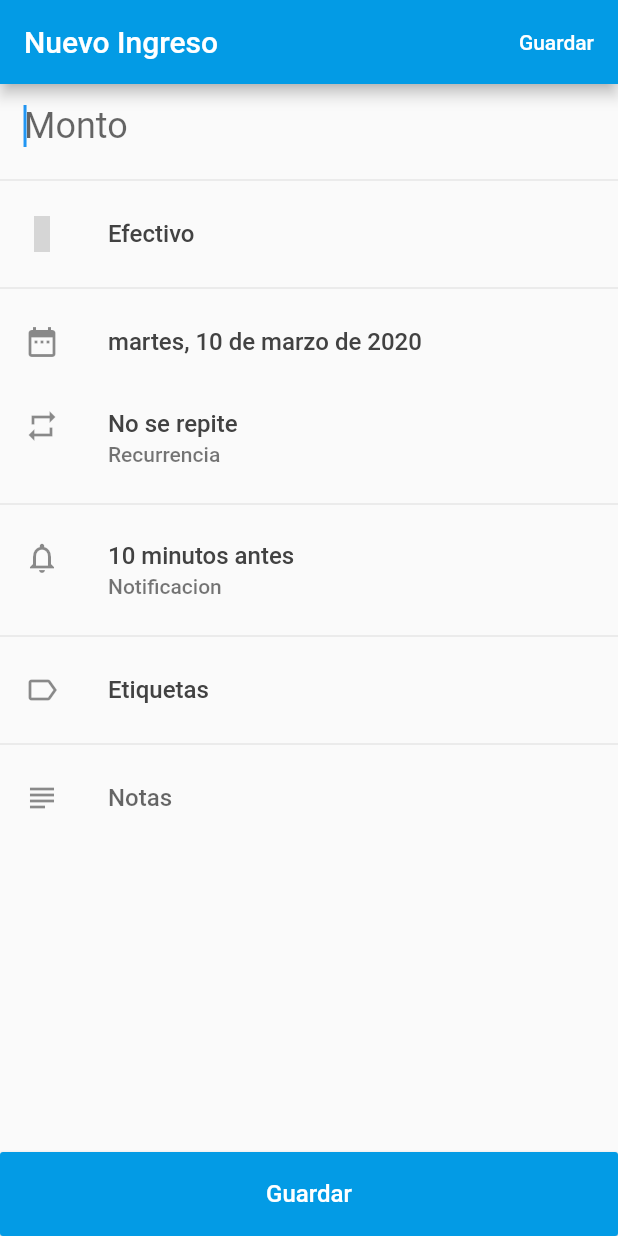
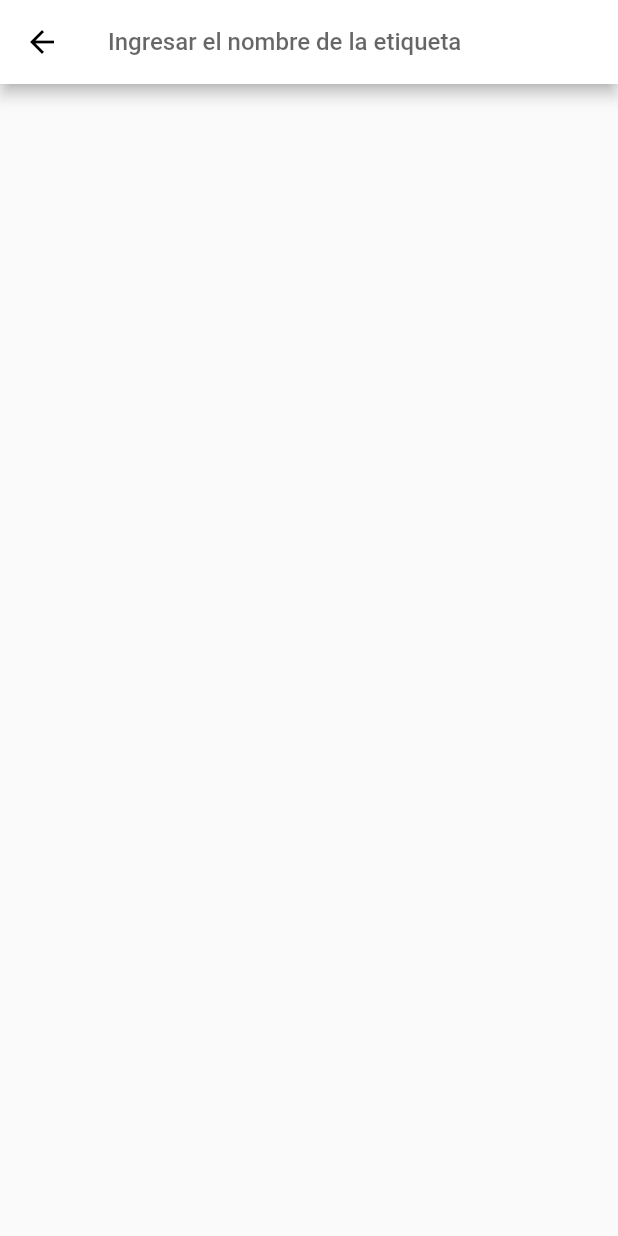
Before and after one commit to daurin/silverkeep-mobile, a Flutter app: the TransactionPage screen opened directly, after a tap on "Etiquetas", on a phone screen of 412 x 824 dp. Run offline on Flutter 3.47's test engine with Material 2 defaults, Android fonts, the phone set to English and light mode, and no system bars; our stand-ins replace material_design_icons_flutter, reorderables, shared_preferences, sqflite; missing offline and left inert: pattern_formatter; accounts and stored records are empty; grey boxes are pictures that could not be loaded.

Commit message:
no message

```diff
--- a/lib/db/models/Account.dart
+++ b/lib/db/models/Account.dart
@@ -1,7 +1,6 @@
-import 'package:silverkeep/db/models/Model.dart';
 import '../DB.dart';
 
-class Account implements Model {
+class Account {
 
   int id;
   int idUser;
--- a/lib/db/models/Label.dart
+++ b/lib/db/models/Label.dart
@@ -1,25 +1,34 @@
+import 'package:meta/meta.dart';
 import '../DB.dart';
 
 class Label {
 
   int id;
   String name;
-  String type;
+  LabelType type;
   String color;
   int orderCustom;
 
   static String tableName = 'LABEL';
 
-  Label({this.id, this.name, this.type,this.color,this.orderCustom});
+  Label({this.id, this.name, this.type,this.color='predeterminated',this.orderCustom});
 
-  Map<String, dynamic> toMap() {
+  Map<String, dynamic> toMap({ignoreId=false}) {
     Map<String, dynamic> map = {
       'id': id,
       'name': name,
-      'type': type,
+      'type': (){
+        switch (type) {
+          case LabelType.Expense:return 'E';
+          case LabelType.Income:return 'I';
+          default: return null;
+        }
+      }(),
       'color':color,
       'order_custom':orderCustom
     };
+    if(ignoreId)map.remove('id');
+
     return map;
   }
 
@@ -27,7 +36,13 @@ class Label {
     return Label(
         id: map['id'],
         name: map['name'],
-        type: map['type'],
+        type: (){
+          switch (map['type']) {
+            case 'E':return LabelType.Expense;
+            case 'I':return LabelType.Income;
+            default: return null;
+          }
+        }(),
         color: map['color']);
   }
 
@@ -35,24 +50,14 @@ class Label {
     final db=DB.db;
 
     return db.insert(tableName,
-    {
-      'name':label.name,
-      'type':label.type,
-      'color':label.color,
-      'order_custom':label.orderCustom
-    });
+    label.toMap(ignoreId: true));
   }
 
   static Future<int> editById(Label label,int id){
     final db=DB.db;
 
     return db.update(Label.tableName,
-      {
-        'name':label.name,
-        'type':label.type,
-        'color':label.color,
-        'order_custom':label.orderCustom
-      },
+      label.toMap(),
       where: 'id = ?',whereArgs: [id]
     );
   }
@@ -107,4 +112,28 @@ class Label {
     final  db=DB.db;
     return db.delete(Label.tableName,where: 'id = ?',whereArgs: [id]);
   }
+
+  static Future<bool> existByField({@required String field,@required String value,LabelType type})async{
+    final db=DB.db;
+
+    String query='SELECT 1 FROM ${Label.tableName} WHERE $field=?';
+
+    if(type==LabelType.Income)query+=" AND type='I'";
+    if(type==LabelType.Expense)query+=" AND type='E'";
+
+    query+=' COLLATE NOCASE';
+
+    query='SELECT EXISTS ($query)as exist;';
+    print(query);
+    return await db.rawQuery(query,[value])
+      .then((res){
+        print(res.first['exist']);
+        return Future.value(res.first['exist'].toString()=='1');
+      });
+  }
 }
+
+enum LabelType{
+  Income,
+  Expense
+}
--- a/lib/db/models/Model.dart
+++ /dev/null
@@ -1,6 +0,0 @@
-abstract class Model {
-
-    Map<String, dynamic> toMap({ignoreId=false}) {
-
-    }
-}
--- a/lib/db/models/User.dart
+++ b/lib/db/models/User.dart
@@ -1,5 +1,4 @@
 import '../DB.dart';
-import 'Model.dart';
 
 class User {
   int id;
--- a/lib/modules/accounts/AccountPage.dart
+++ b/lib/modules/accounts/AccountPage.dart
@@ -6,7 +6,6 @@ import 'package:silverkeep/db/models/Account.dart';
 import 'package:silverkeep/enums/PageMode.dart';
 import 'package:silverkeep/modules/shared/colors/ColorsApp.dart';
 import 'package:silverkeep/modules/shared/colors/ColorsDialog.dart';
-import 'package:silverkeep/utils/NumberInputFormatter2.dart';
 
 class AccountPage extends StatefulWidget {
 
@@ -62,8 +61,9 @@ class _AccountPageState extends State<AccountPage> {
     if(_loading)return Container();
 
     return Theme(
-      data: Theme.of(context).copyWith(
-        primaryColor: ColorsApp(context).getColorDataByKey(_account.color)['color']
+      data: ThemeData(
+        primaryColor: ColorsApp(context).getColorDataByKey(_account.color)['color']??Theme.of(context).primaryColor,
+
       ),
       child: Scaffold(
         appBar: AppBar(
--- a/lib/modules/accounts/AccountSearchDialog.dart
+++ b/lib/modules/accounts/AccountSearchDialog.dart
@@ -13,7 +13,6 @@ class AccountSearchDialog extends StatefulWidget {
 class _AccountSearchDialogState extends State<AccountSearchDialog> {
   @override
   void initState() {
-    // TODO: implement initState
     super.initState();
   }
 
--- a/lib/modules/home/HomePage.dart
+++ b/lib/modules/home/HomePage.dart
@@ -58,6 +58,7 @@ class _HomePageState extends State<HomePage> {
         selectedFontSize: 14,
         unselectedFontSize: 14,
         //showUnselectedLabels: false,
+        selectedItemColor: Theme.of(context).accentColor,
         onTap: (index){
           setState(() {
             _bottonNavigationIndex=index;
--- a/lib/modules/more/MoreFragment.dart
+++ b/lib/modules/more/MoreFragment.dart
@@ -11,7 +11,7 @@ class MoreFragment extends StatelessWidget {
     return ListView(
       children: <Widget>[
         ListTile(
-          title: Text('Administrar', style: TextStyle(color: Colors.grey)),
+          title: Text('Administrar', style: TextStyle(color:Theme.of(context).hintColor)),
         ),
         ListTile(
           leading: Icon(MdiIcons.walletOutline),
@@ -31,7 +31,7 @@ class MoreFragment extends StatelessWidget {
           height: 1,
         ),
         ListTile(
-          title: Text('Informes', style: TextStyle(color: Colors.grey)),
+          title: Text('Informes', style: TextStyle(color:Theme.of(context).hintColor)),
         ),
         ListTile(
           leading: Icon(MdiIcons.chartDonut),
@@ -47,7 +47,7 @@ class MoreFragment extends StatelessWidget {
           height: 1,
         ),
         ListTile(
-          title: Text('Aplicación', style: TextStyle(color: Colors.grey)),
+          title: Text('Aplicación', style: TextStyle(color:Theme.of(context).hintColor)),
         ),
         ListTile(
           leading: Icon(MdiIcons.settingsOutline),
--- /dev/null
+++ b/lib/modules/transactions/TransactionLabels.dart
@@ -0,0 +1,132 @@
+import 'package:flutter/material.dart';
+import 'package:silverkeep/db/models/Label.dart';
+
+class TransactionLabels extends StatefulWidget {
+  TransactionLabels({Key key}) : super(key: key);
+
+  @override
+  _TransactionLabelsState createState() => _TransactionLabelsState();
+}
+
+class _TransactionLabelsState extends State<TransactionLabels> {
+
+  TextEditingController _textController;
+  List<Label> _labels;
+  bool _loadingLabels;
+
+  List<Label> _labelsFiltered;
+  List<int> _labelsSelected;
+
+  @override
+  void initState() {
+    super.initState();
+    _labelsSelected=[];
+    _loadingLabels=true;
+    _getLabels();
+    _labelsFiltered=[];
+
+    _textController=TextEditingController();
+    _textController.addListener((){
+      String query=_textController.text.toLowerCase();
+
+      if(query.isNotEmpty) {
+        List<Label> dummyListData = List<Label>();
+        _labels.forEach((Label label) {
+          if(label.name.toLowerCase().contains(query)) {
+            dummyListData.add(label);
+          }
+        });
+        setState(() {
+          _labelsFiltered.clear();
+          _labelsFiltered.addAll(dummyListData);
+        });
+      }
+      else {
+        setState(() {
+          _labelsFiltered.clear();
+        });
+      }
+    });
+  }
+
+  @override
+  void dispose() {
+    super.dispose();
+    _textController.dispose();
+  }
+
+  @override
+  Widget build(BuildContext context) {
+    return Scaffold(
+      appBar: AppBar(
+        title: TextField(
+          controller: _textController,
+          textCapitalization: TextCapitalization.sentences,
+          decoration: InputDecoration.collapsed(
+            hintText: 'Ingresar el nombre de la etiqueta',
+          ),
+        ),
+      ),
+      body: Builder(
+        builder: (BuildContext context){
+          if(_loadingLabels)return Container();
+
+          List<Label> labels=[];
+          labels=_textController.text.length>0? _labelsFiltered:_labels;
+
+          return ListView(
+            children: <Widget>[
+              FutureBuilder(
+                future: Label.existByField(
+                  field: 'name',
+                  value: _textController.text.trim(),
+                  type: LabelType.Income
+                ),
+                builder: (context,snapshot){
+                  return Visibility(
+                    visible: _textController.text.trim().length>0 && snapshot.data==false,
+                    child: ListTile(
+                      leading: Icon(Icons.add,color: Theme.of(context).accentColor),
+                      title: Text('"${_textController.text.trim()}"'),
+                      onTap: (){
+                        Label.add(Label(name: _textController.text.trim(),type: LabelType.Income))
+                          .then((int id){
+                            _textController.clear();
+                            _labelsSelected.add(id);
+                            _getLabels();
+                          });
+                      },
+                    )
+                  );
+                },
+              ),
+              ...labels.map((Label item){
+                return CheckboxListTile(
+                  value: _labelsSelected.contains(item.id),
+                  title: Text(item.name),
+                  secondary: Icon(Icons.label_outline),
+                  onChanged: (bool checked){
+                    setState(() {
+                      if(_labelsSelected.contains(item.id))_labelsSelected.remove(item.id);
+                      else _labelsSelected.add(item.id);
+                    });
+                  }
+                );
+              }).toList()
+            ],
+          );
+        }
+      ),
+    );
+  }
+
+  void _getLabels(){
+    Label.getAllIncomes()
+      .then((List<Label> labels){
+        setState(() {
+          _labels=labels;
+        });
+      })
+      .whenComplete(()=>setState(()=>_loadingLabels=false));
+  }
+}
--- a/lib/modules/transactions/TransactionPage.dart
+++ b/lib/modules/transactions/TransactionPage.dart
@@ -8,6 +8,7 @@ import 'package:silverkeep/db/models/Transaction.dart';
 import 'package:silverkeep/modules/accounts/AccountSearchDialog.dart';
 import 'package:silverkeep/modules/shared/colors/ColorsApp.dart';
 import 'package:silverkeep/modules/transactions/CustomNotificationPage.dart';
+import 'package:silverkeep/modules/transactions/TransactionLabels.dart';
 
 class TransactionPage extends StatefulWidget {
 
@@ -74,7 +75,7 @@ class _TransactionPageState extends State<TransactionPage> {
             children: <Widget>[
               FlatButton(
                 child: Text('Guardar'),
-                textColor: Theme.of(context).primaryTextTheme.title.color,
+                textTheme: ButtonTextTheme.accent,
                 onPressed: _save
               )
             ],
@@ -184,14 +185,14 @@ class _TransactionPageState extends State<TransactionPage> {
           )
         ],
       ),
-      bottomNavigationBar: Container(
-        height: kBottomNavigationBarHeight,
-        child: RaisedButton(
-          child: Text('Guardar',style: TextStyle(fontSize: 16),),
-          textColor: Theme.of(context).primaryTextTheme.title.color,
-          onPressed: _save
-        ),
-      )
+      // bottomNavigationBar: Container(
+      //   height: kBottomNavigationBarHeight,
+      //   child: RaisedButton(
+      //     child: Text('Guardar',style: TextStyle(fontSize: 16),),
+      //     textColor: Theme.of(context).primaryTextTheme.title.color,
+      //     onPressed: _save
+      //   ),
+      // )
     );
   }
 
@@ -370,7 +371,8 @@ class _TransactionPageState extends State<TransactionPage> {
           return AlertDialog(
             contentPadding: EdgeInsets.symmetric(vertical: 20,horizontal: 0),
             title: Text('Notificación'),
-            content: Column(
+            content: SingleChildScrollView(
+              child: Column(
                 mainAxisSize: MainAxisSize.min,
                 children: [
                   ListTile(
@@ -461,6 +463,7 @@ class _TransactionPageState extends State<TransactionPage> {
                   }).toList()
                 ]
               ),
+            ),
             actions: <Widget>[
               ButtonBar(
                 children: <Widget>[
@@ -484,15 +487,15 @@ class _TransactionPageState extends State<TransactionPage> {
   }
 
   void _onTabLabels(){
-
+    Navigator.push(context, MaterialPageRoute(builder: (context)=>TransactionLabels()));
   }
 
   _save(){
     return;
-    Transaction.add(_transaction)
-      .then((v){
-        Navigator.pop(context);
-      });
+    // Transaction.add(_transaction)
+    //   .then((v){
+    //     Navigator.pop(context);
+    //   });
 
     // switch (_transaction.transactionType) {
     //   case TransactionType.Income:
--- a/lib/themes.dart
+++ b/lib/themes.dart
@@ -25,10 +25,18 @@ final ButtonThemeData _buttonTheme=ButtonThemeData(
 // Themes
 final ThemeData themeLight=new ThemeData(
   brightness: Brightness.light,
-  primaryColor: Colors.lightBlue[600],
-  accentColor: Colors.redAccent,
-  buttonTheme: _buttonTheme,
+  primaryColor: Colors.white,
+  accentColor: Colors.blueAccent,
   fontFamily: _fontFamily,
+  // appBarTheme: AppBarTheme(
+  //   iconTheme: IconThemeData(
+  //     color: Colors.black
+  //   ),
+  //   color: Colors.white,
+  //   textTheme: ThemeData().textTheme.copyWith(
+  //     title: ThemeData().textTheme.title.copyWith(fontSize: 20,fontWeight: FontWeight.w400,color:Colors.black)
+  //   )
+  // ),
   textTheme: TextTheme(
     body1: TextStyle(fontWeight: FontWeight.w500),
     body2: TextStyle(fontWeight: FontWeight.w500),
--- a/lib/utils/NumberInputFormatter2.dart
+++ b/lib/utils/NumberInputFormatter2.dart
@@ -1,8 +1,6 @@
 import 'package:flutter/cupertino.dart';
 import 'package:flutter/services.dart';
 import 'package:intl/intl.dart';
-import 'package:intl/number_symbols.dart';
-import 'package:intl/number_symbols_data.dart';
 
 class NumberInputFormatter2 extends TextInputFormatter{
 
```
Also changed, not shown: lib/modules/labels/LabelsPage.dart (+7 -7 lines), lib/modules/transactions/CustomNotificationPage.dart (+5 -20 lines). Lines whose indentation alone changed are shown as unchanged.
